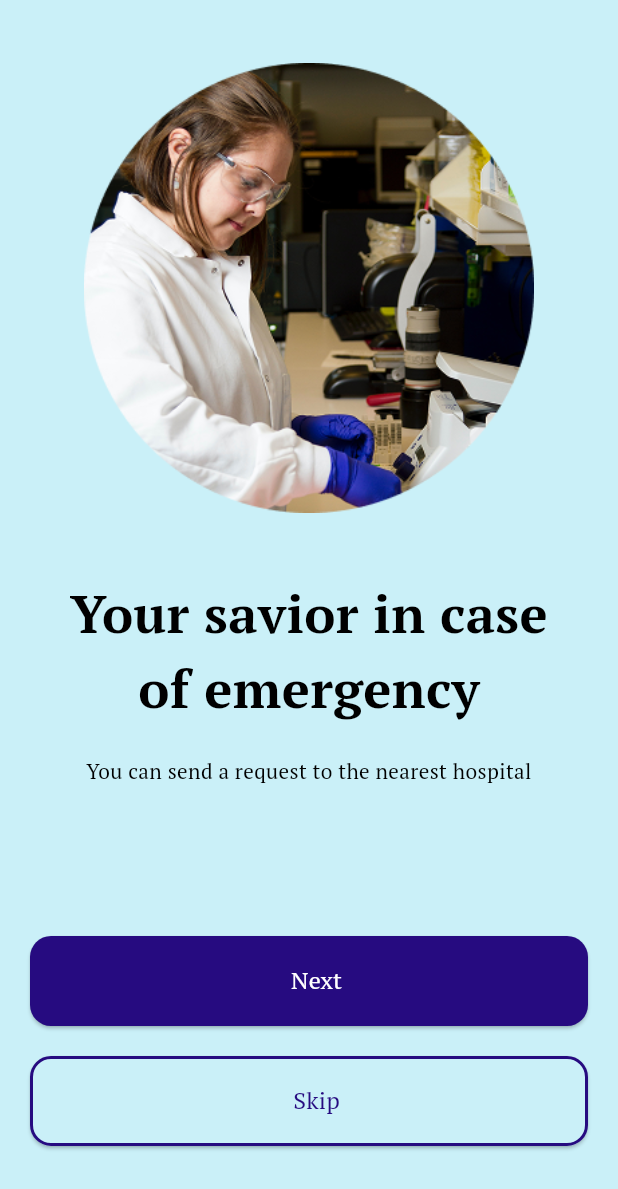
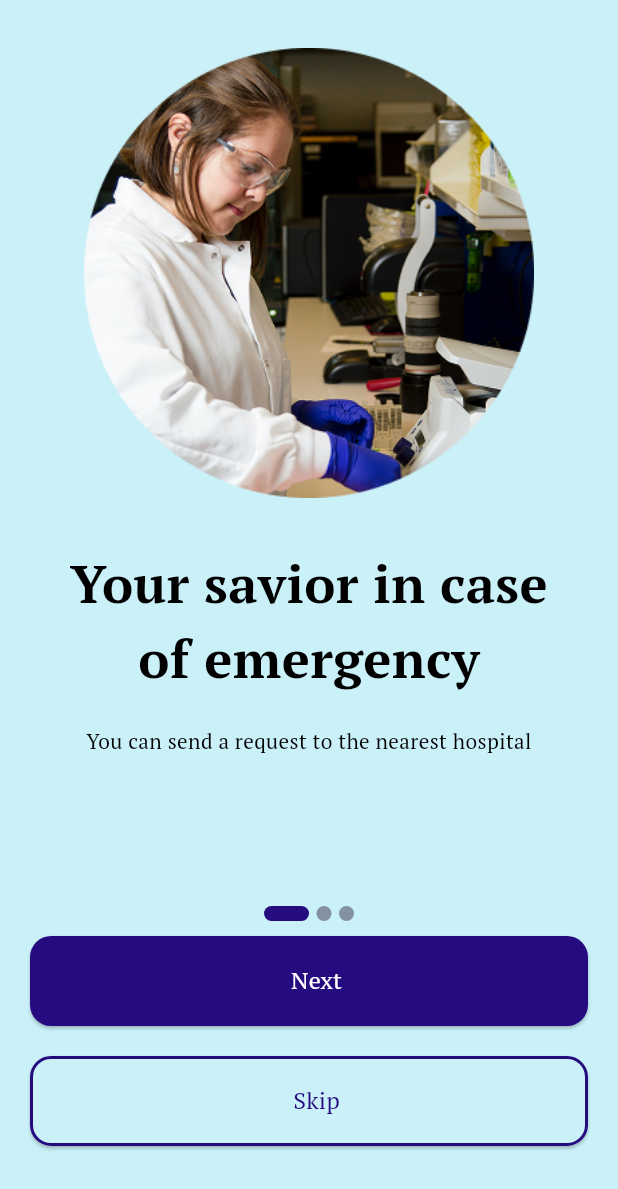
Before and after one commit to Maram-Tamer/MediGO, a Flutter app: the screen it shows after launch, on a phone screen of 412 x 824 dp. Shown: the top 1189 px of the screen. Run offline on Flutter 3.47's test engine with Material 3 defaults, Android fonts, the phone set to English and light mode, and no system bars; drawn by our look-alikes of smooth_page_indicator; our stand-ins replace dotted_border, flutter_svg, gap, go_router, group_button, image_picker and 1 more; missing offline and left inert: easy_radio, flutter_gap; statements that could not run were skipped.

Commit message:
finch final UI

```diff
--- a/lib/features/onboarding/onBoarding.dart
+++ b/lib/features/onboarding/onBoarding.dart
@@ -5,6 +5,7 @@
 import 'package:medigo/core/routes/routes.dart';
 import 'package:medigo/core/utils/colors.dart';
 import 'package:medigo/features/onboarding/onBoardingModel.dart';
+import 'package:smooth_page_indicator/smooth_page_indicator.dart';
 
 class OnBoarding extends StatefulWidget {
   OnBoarding({super.key});
@@ -33,7 +34,6 @@
                 return Column(
                   children: [
                     Spacer(),
-
                     Image.asset(onboardingList[index].image, height: 300),
                     Spacer(),
                     Padding(
@@ -44,7 +44,6 @@
                           Text(
                             onboardingList[index].title,
                             textAlign: TextAlign.center,
-
                             style: TextStyle(
                               color: Colors.black,
                               fontSize: 35,
@@ -75,6 +74,25 @@
             padding: const EdgeInsets.symmetric(horizontal: 20, vertical: 60),
             child: Column(
               children: [
+                SmoothPageIndicator(
+                  onDotClicked: (index) {
+                    pageController.animateToPage(
+                      index,
+                      duration: const Duration(milliseconds: 500),
+                      curve: Curves.easeInOut,
+                    );
+                  },
+                  controller: pageController,
+                  count: 3,
+                  effect: ExpandingDotsEffect(
+                    dotColor: AppColors.greyColor,
+                    dotWidth: 10,
+                    spacing: 5,
+                    dotHeight: 10,
+                    activeDotColor: AppColors.primaryGreenColor,
+                  ),
+                ),
+                Gap(10),
                 MainButton(
                   height: 60,
                   buttonText: currentIndex == 2 ? 'Lets Go' : 'Next',
```
Also changed, not shown: pubspec.yaml (+9 -8 lines), pubspec.lock.
